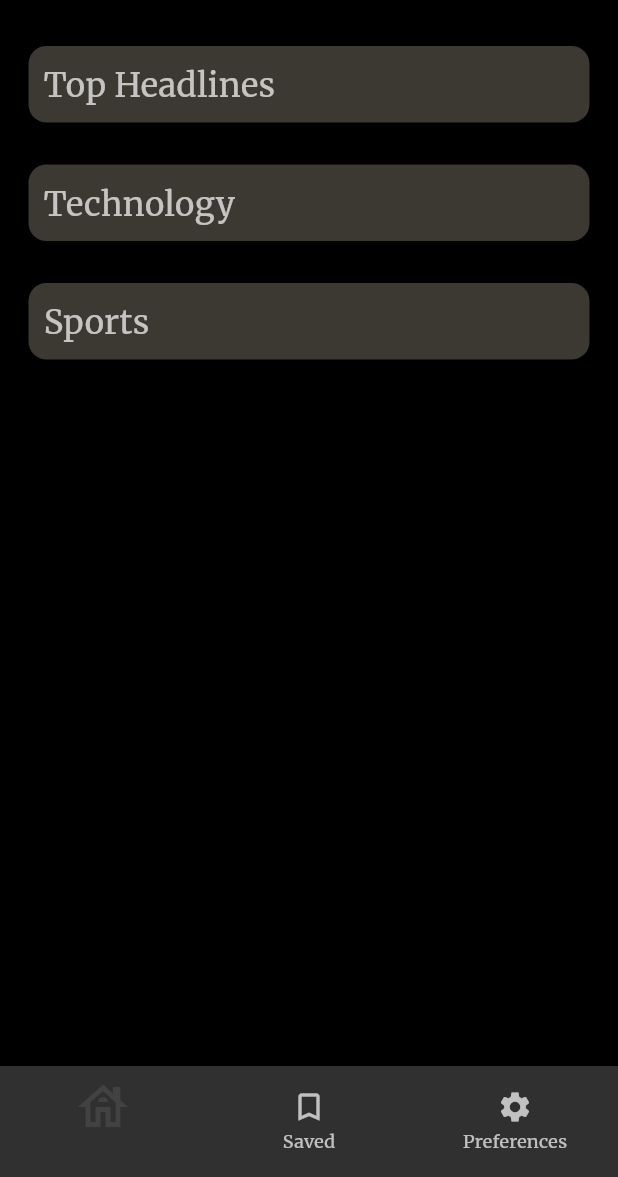
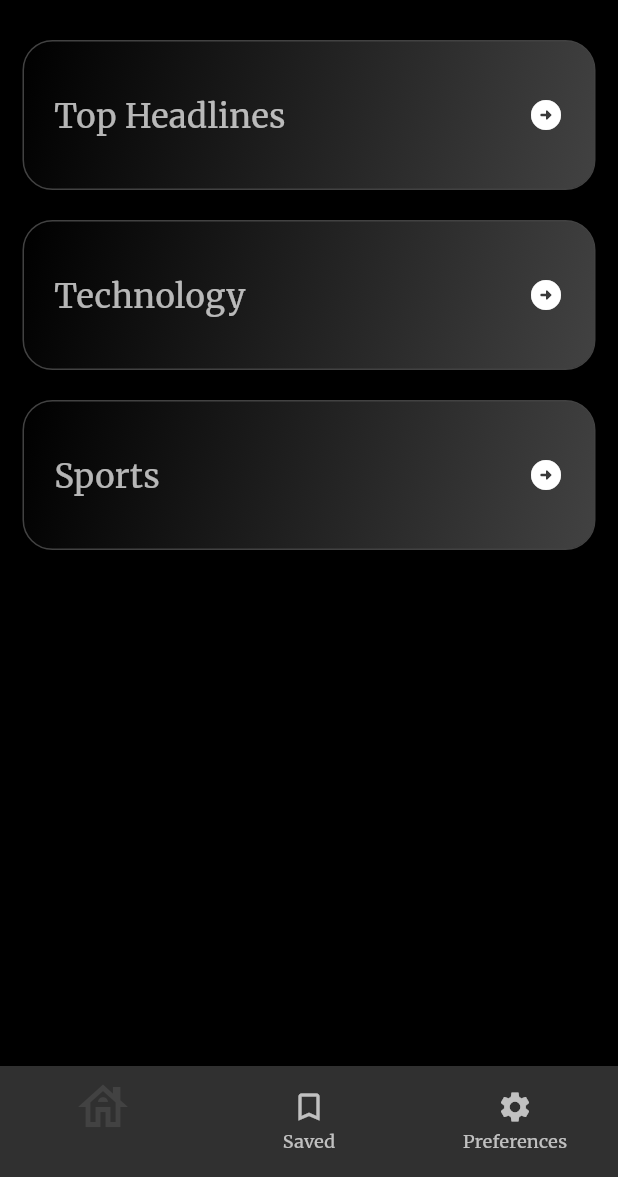
Before and after one commit to Js112001/news_circle, a Flutter app: the screen it shows after launch, on a phone screen of 412 x 824 dp, the part 59-1236 px from its top. Run offline on Flutter 3.47's test engine with Material 3 defaults, Android fonts, the phone set to English and light mode, and no system bars; our stand-ins replace bloc, dio, equatable, flutter_bloc, get_it, go_router and 3 more.

Commit message:
ui changes in home & listing views

```diff
--- a/lib/modules/news/presentation/views/articles_listing_view.dart
+++ b/lib/modules/news/presentation/views/articles_listing_view.dart
@@ -92,7 +92,9 @@ class _ArticlesListingViewState extends State<ArticlesListingView> {
                       itemBuilder: (context, index) {
                         var isDisabled = articles[index].content == null ||
                             articles[index].content == '[Removed]';
-                        return NewsCardWidget(
+                        return Padding(
+                          padding: const EdgeInsets.symmetric(horizontal: 10, vertical: 5),
+                          child: NewsCardWidget(
                             onTap: isDisabled
                                 ? null
                                 : () {
@@ -106,6 +108,7 @@ class _ArticlesListingViewState extends State<ArticlesListingView> {
                                   },
                             article: articles[index],
                             isDisabled: isDisabled,
+                          ),
                         );
                       },
                     ),
--- a/lib/modules/news/presentation/views/home_view.dart
+++ b/lib/modules/news/presentation/views/home_view.dart
@@ -39,13 +39,34 @@ class _HomeViewState extends State<HomeView> {
                   },
                 );
               },
-              child: Card(
-                surfaceTintColor: Colors.amberAccent,
+              child: Container(
+                height: 100,
+                decoration: BoxDecoration(
+                  borderRadius: BorderRadius.circular(20),
+                  border: Border.all(
+                    color: Theme.of(context).colorScheme.secondary,
+                  ),
+                  gradient: LinearGradient(
+                    colors: [
+                      Theme.of(context).colorScheme.primary,
+                      Theme.of(context).colorScheme.secondary,
+                    ],
+                    begin: Alignment.topLeft,
+                    end: Alignment.bottomRight,
+                  ),
+                ),
                 child: Padding(
-                  padding: const EdgeInsets.all(10),
-                  child: Text(
-                    categories[index],
-                    style: TextStyle(fontSize: 22),
+                  padding: const EdgeInsets.symmetric(horizontal: 20),
+                  child: Row(
+                    mainAxisAlignment: MainAxisAlignment.spaceBetween,
+                    crossAxisAlignment: CrossAxisAlignment.center,
+                    children: [
+                      Text(
+                        categories[index],
+                        style: TextStyle(fontSize: 22),
+                      ),
+                      Icon(Icons.arrow_circle_right_rounded)
+                    ],
                   ),
                 ),
               ),
@@ -83,7 +104,7 @@ class _HomeViewState extends State<HomeView> {
   }
 
   ArticleCategory _getArticleCategory(String category) {
-    switch(category) {
+    switch (category) {
       case 'Top Headlines':
         return ArticleCategory.all;
       case 'Technology':
```
Also changed, not shown: lib/modules/news/presentation/widgets/news_card_widget.dart (+14 -3 lines). Lines whose indentation alone changed are shown as unchanged.
